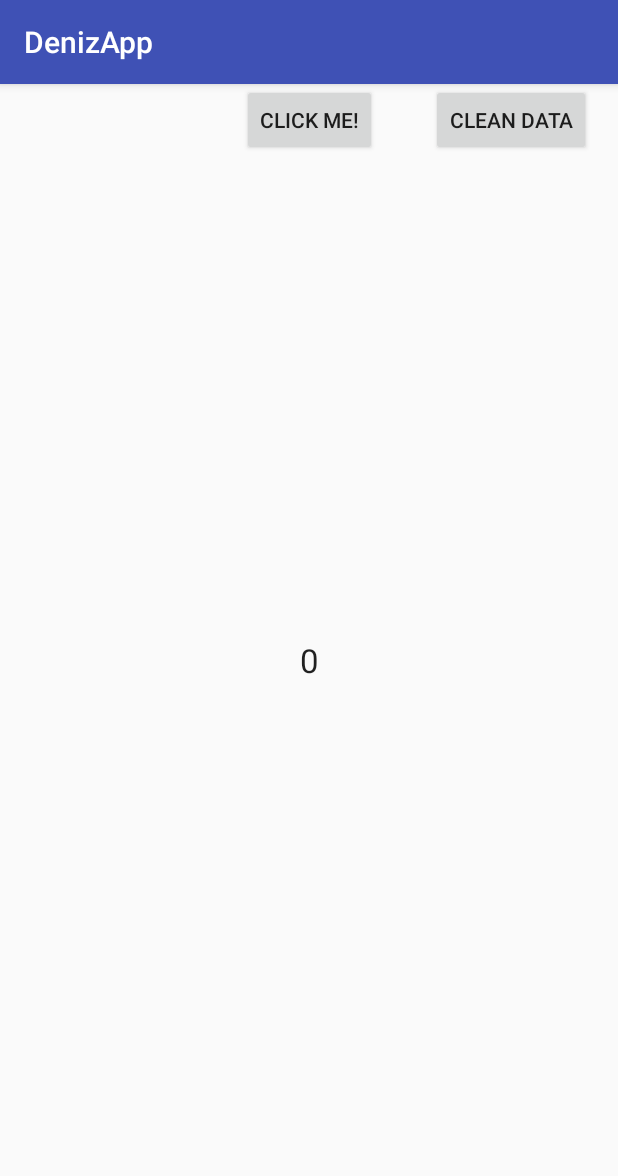
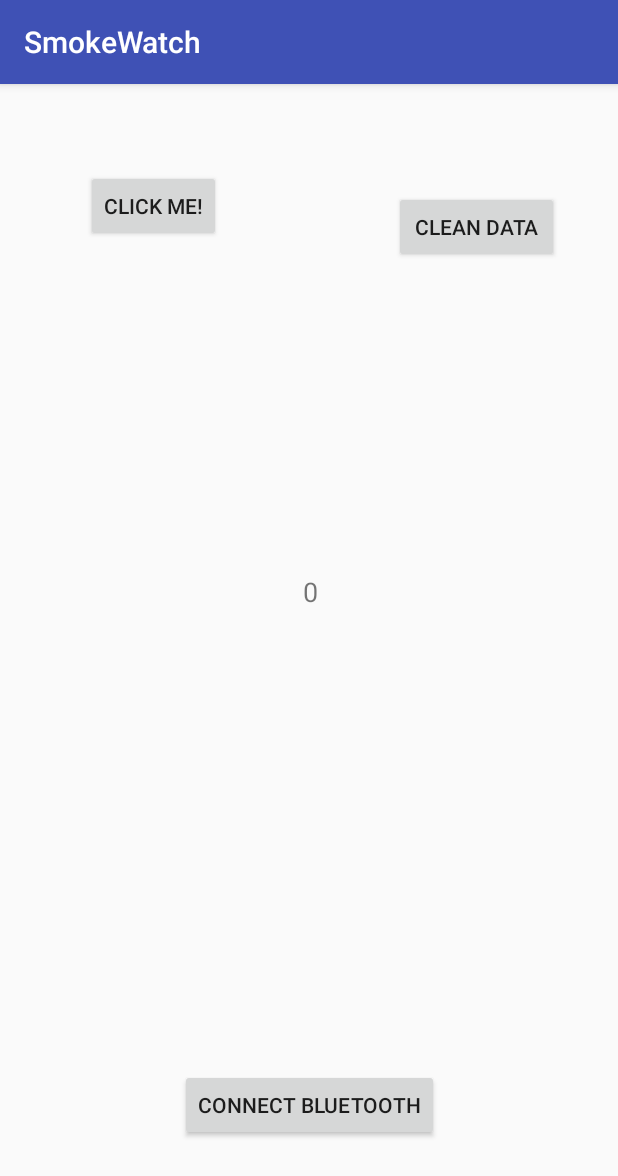
Before and after one commit to MGMM2017/Smoking-Detection, an Android app: the screen it shows after launch (MainActivity), on a phone screen of 412 x 824 dp. Shown: the top 1176 px of the screen. Run offline under Robolectric (Android 15) with nearby library versions, the light colour scheme and no system bars.

Commit message:
Layout Changes
Layout Changes

```diff
--- a/DenizApp/app/build.gradle
+++ b/DenizApp/app/build.gradle
@@ -4,7 +4,7 @@ android {
     compileSdkVersion 25
     buildToolsVersion "25.0.3"
     defaultConfig {
-        applicationId "com.example.rigby.denizapp"
+        applicationId "com.example.rigby.SmokeWatch"
         minSdkVersion 15
         targetSdkVersion 25
         versionCode 1
--- a/DenizApp/app/src/main/AndroidManifest.xml
+++ b/DenizApp/app/src/main/AndroidManifest.xml
@@ -1,17 +1,17 @@
 <?xml version="1.0" encoding="utf-8"?>
 <manifest xmlns:android="http://schemas.android.com/apk/res/android"
     xmlns:tools="http://schemas.android.com/tools"
-    package="com.example.rigby.denizapp">
+    package="com.example.rigby.SmokeWatch">
     <uses-sdk tools:overrideLibrary="eu.senseable.sparklib"/>
 
     <application
         android:allowBackup="true"
         android:icon="@mipmap/ic_launcher"
-        android:label="@string/app_name"
+        android:label="SmokeWatch"
         android:roundIcon="@mipmap/ic_launcher_round"
         android:supportsRtl="true"
         android:theme="@style/AppTheme">
-        <activity android:name=".MainActivity">
+        <activity android:name="com.example.rigby.SmokeWatch.MainActivity">
             <intent-filter>
                 <action android:name="android.intent.action.MAIN" />
 
--- a/DenizApp/app/src/main/java/com/example/rigby/denizapp/MainActivity.java
+++ b/DenizApp/app/src/main/java/com/example/rigby/SmokeWatch/MainActivity.java
@@ -1,4 +1,4 @@
-package com.example.rigby.denizapp;
+package com.example.rigby.SmokeWatch;
 
 import android.content.Context;
 import android.support.v7.app.AppCompatActivity;
@@ -8,6 +8,10 @@ import android.widget.Button;
 import android.view.View.OnClickListener;
 import android.view.View;
 import android.widget.TextView;
+import android.bluetooth.BluetoothAdapter;
+import android.bluetooth.BluetoothSocket;
+import android.bluetooth.BluetoothHealthCallback;
+
 
 import java.io.BufferedReader;
 import java.io.FileNotFoundException;
@@ -18,15 +22,16 @@ import java.io.OutputStreamWriter;
 import java.util.Calendar;
 
 public class MainActivity extends AppCompatActivity {
-    Button button;
+    Button buttonCount;
     Button buttonClear;
+    Button buttonBluetooth;
     TextView textView;
     @Override
     protected void onCreate(Bundle savedInstanceState) {
         super.onCreate(savedInstanceState);
         setContentView(R.layout.activity_main);
         textView = (TextView) findViewById(R.id.textView);
-        button = (Button) findViewById(R.id.button);
+        buttonCount = (Button) findViewById(R.id.button);
         buttonClear = (Button) findViewById(R.id.button2);
         final Context context = getApplicationContext();
         if(readFromFile(context)==null){
@@ -36,7 +41,7 @@ public class MainActivity extends AppCompatActivity {
             textView.setText(countLinesFromFile(context).toString());
         }
 
-        button.setOnClickListener(new OnClickListener() {
+        buttonCount.setOnClickListener(new OnClickListener() {
 
             @Override
             public void onClick(View arg0) {
--- a/DenizApp/app/src/main/res/layout/activity_main.xml
+++ b/DenizApp/app/src/main/res/layout/activity_main.xml
@@ -4,36 +4,70 @@
     xmlns:tools="http://schemas.android.com/tools"
     android:layout_width="match_parent"
     android:layout_height="match_parent"
-    tools:context="com.example.rigby.denizapp.MainActivity">
+    tools:context="com.example.rigby.SmokeWatch.MainActivity"
+    tools:layout_editor_absoluteY="81dp"
+    tools:layout_editor_absoluteX="0dp">
 
     <Button
         android:id="@+id/button"
         android:layout_width="wrap_content"
         android:layout_height="wrap_content"
         android:text="Click ME!"
-        tools:layout_editor_absoluteY="16dp"
-        app:layout_constraintRight_toRightOf="parent"
-        app:layout_constraintLeft_toLeftOf="parent" />
+        app:layout_constraintTop_toTopOf="parent"
+        android:layout_marginTop="57dp"
+        app:layout_constraintBottom_toBottomOf="parent"
+        android:layout_marginBottom="8dp"
+        app:layout_constraintVertical_bias="0.0"
+        android:layout_marginLeft="8dp"
+        app:layout_constraintLeft_toLeftOf="parent"
+        app:layout_constraintRight_toLeftOf="@+id/button2"
+        android:layout_marginRight="8dp"
+        app:layout_constraintHorizontal_bias="0.314" />
 
     <TextView
         android:id="@+id/textView"
-        android:layout_width="wrap_content"
-        android:layout_height="wrap_content"
+        android:layout_width="46dp"
+        android:layout_height="46dp"
         android:text="0"
-        android:textAppearance="@android:style/TextAppearance.Material.Large"
-        app:layout_constraintBottom_toBottomOf="parent"
+        android:textAlignment="center"
+        android:textSize="18sp"
+        app:layout_constraintBottom_toTopOf="@+id/button3"
+        app:layout_constraintHorizontal_bias="0.502"
         app:layout_constraintLeft_toLeftOf="parent"
         app:layout_constraintRight_toRightOf="parent"
-        app:layout_constraintTop_toTopOf="parent" />
+        app:layout_constraintTop_toTopOf="parent"
+        app:layout_constraintVertical_bias="0.534" />
 
     <Button
         android:id="@+id/button2"
+        android:layout_width="110dp"
+        android:layout_height="48dp"
+        android:text="Clean DATA"
+        app:layout_constraintTop_toTopOf="parent"
+        android:layout_marginTop="8dp"
+        app:layout_constraintBottom_toBottomOf="parent"
+        android:layout_marginBottom="8dp"
+        app:layout_constraintVertical_bias="0.09"
+        android:layout_marginRight="39dp"
+        app:layout_constraintRight_toRightOf="parent" />
+
+    <Button
+        android:id="@+id/button3"
         android:layout_width="wrap_content"
         android:layout_height="wrap_content"
-        android:text="Clean DATA"
-        tools:layout_editor_absoluteY="447dp"
+        android:text="Connect Bluetooth"
+        app:layout_constraintBottom_toBottomOf="parent"
+        android:layout_marginBottom="63dp"
+        android:layout_marginRight="8dp"
         app:layout_constraintRight_toRightOf="parent"
-        app:layout_constraintLeft_toLeftOf="parent"
-        app:layout_constraintHorizontal_bias="0.942" />
+        android:layout_marginLeft="8dp"
+        app:layout_constraintLeft_toLeftOf="parent" />
+
+    <android.support.constraint.Guideline
+        android:layout_width="wrap_content"
+        android:layout_height="wrap_content"
+        android:id="@+id/guideline"
+        app:layout_constraintGuide_begin="-96dp"
+        android:orientation="horizontal" />
 
 </android.support.constraint.ConstraintLayout>
```
Also changed, not shown: DenizApp/app/gradle/wrapper/gradle-wrapper.properties (added), 7 other files.
